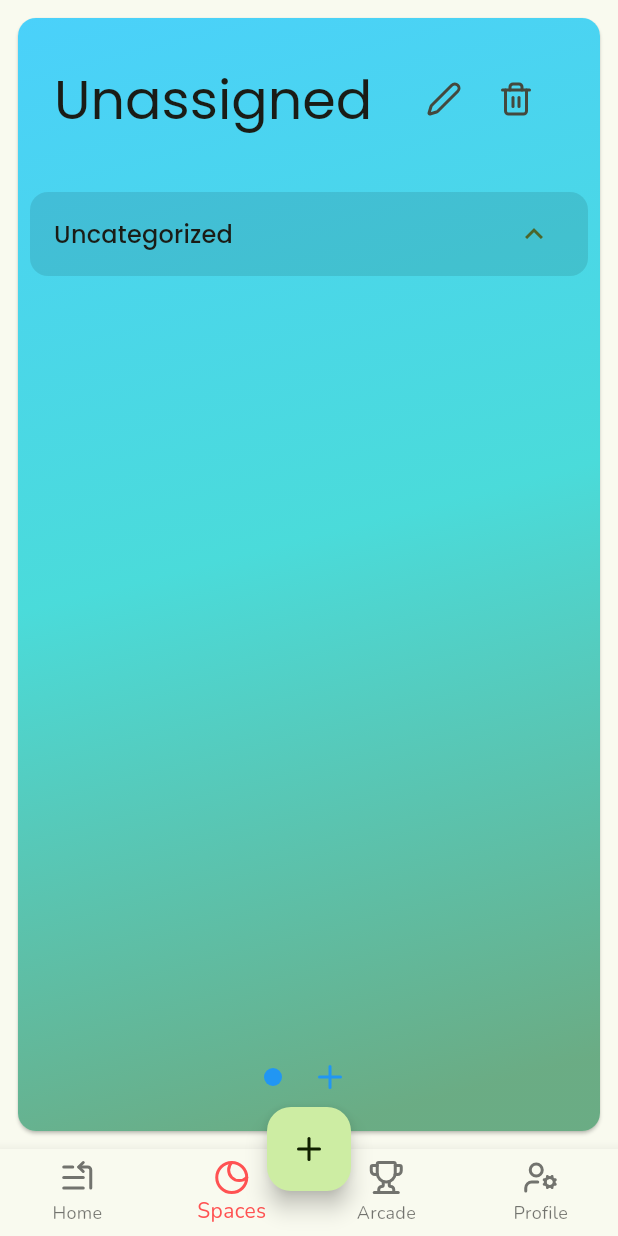
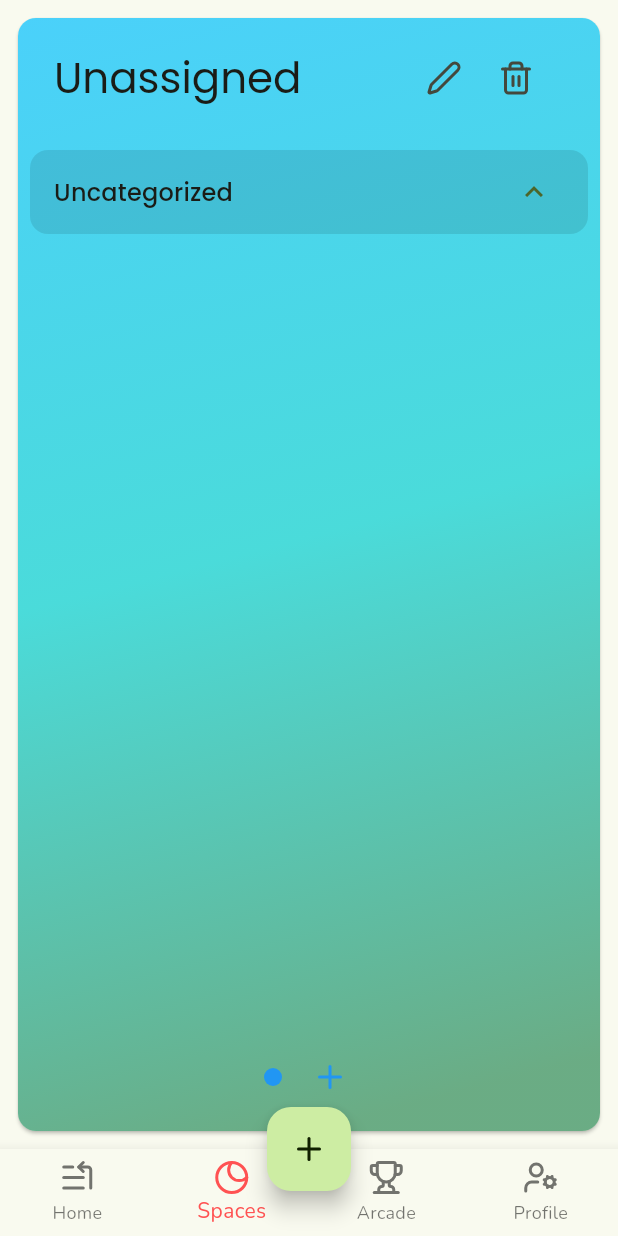
Before and after one commit to questkeeper/questkeeper, a Flutter app: the screen it shows after launch, on a phone screen of 412 x 824 dp. Run offline on Flutter 3.47's test engine with Material 3 defaults, Android fonts, the phone set to English and light mode, and no system bars; our stand-ins replace firebase_core, firebase_messaging, flutter_lucide, flutter_riverpod, freezed_annotation, google_fonts and 3 more; missing offline and left inert: flex_color_picker, home_widget, supabase_auth_ui; accounts and stored records are empty; generated files the repository leaves out were written again.

Commit message:
Refactor UI styling

```diff
--- a/lib/spaces/views/all_spaces_screen.dart
+++ b/lib/spaces/views/all_spaces_screen.dart
@@ -51,7 +51,7 @@ class _AllSpacesState extends ConsumerState<AllSpacesScreen> {
             children: [
               Text(
                 'Create New Space',
-                style: Theme.of(context).textTheme.displayMedium,
+                style: Theme.of(context).textTheme.titleLarge,
               ),
               const SizedBox(height: 16),
               TextField(
@@ -62,7 +62,6 @@ class _AllSpacesState extends ConsumerState<AllSpacesScreen> {
                 ),
                 autofocus: true,
               ),
-              const SizedBox(height: 16),
               ElevatedButton(
                 onPressed: () async {
                   if (_nameController.text.isNotEmpty) {
--- a/lib/spaces/views/space_card.dart
+++ b/lib/spaces/views/space_card.dart
@@ -39,9 +39,9 @@ class SpaceCard extends ConsumerWidget {
         child: Column(
           children: [
             Padding(
-              padding: const EdgeInsets.symmetric(horizontal: 8, vertical: 24),
+              padding: const EdgeInsets.symmetric(horizontal: 8, vertical: 12),
               child: ListTile(
-                titleTextStyle: Theme.of(context).textTheme.displaySmall,
+                titleTextStyle: Theme.of(context).textTheme.headlineMedium,
                 trailing: Row(
                   mainAxisSize: MainAxisSize.min,
                   children: [
@@ -64,7 +64,7 @@ class SpaceCard extends ConsumerWidget {
                     ? currentSpaceCategories!.length + 1
                     : 0,
                 itemBuilder: (context, index) {
-                  final categoryTasksList = tasks!.where((task) {
+                  final categoryTasksList = tasks?.where((task) {
                     return task.categoryId ==
                         (index < currentSpaceCategories!.length
                             ? currentSpaceCategories[index].id
```
